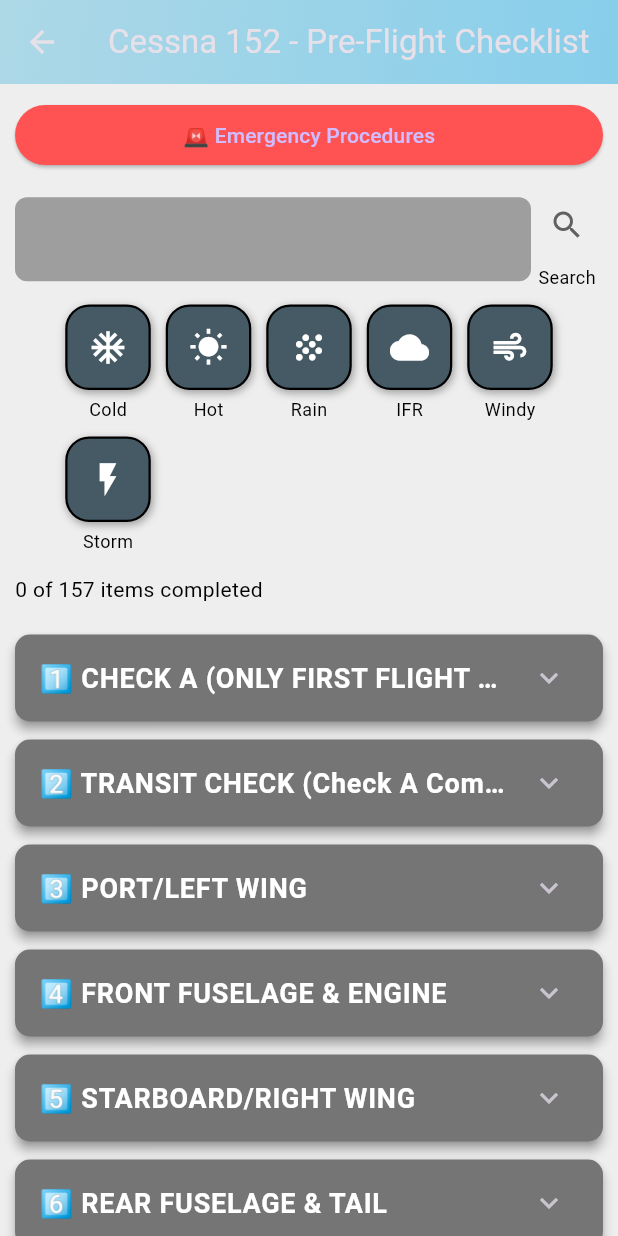
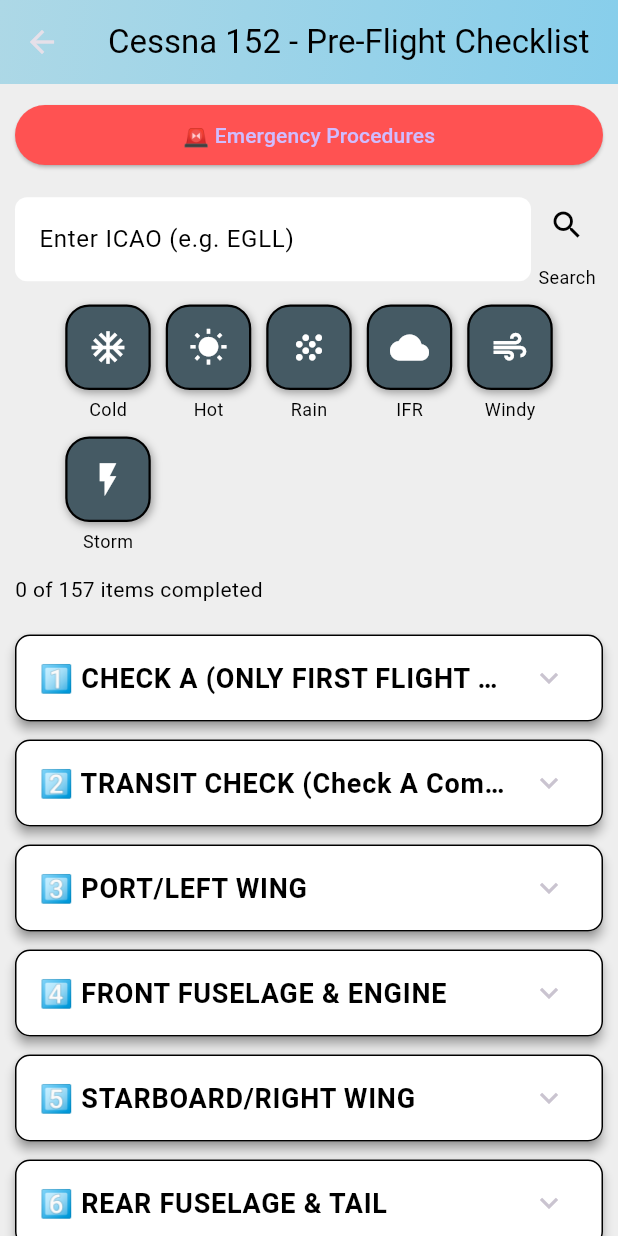
Before and after one commit to ThomasM173/flutter-checklist-app, a Flutter app: the Cessna152ChecklistScreen screen opened by its route, on a phone screen of 412 x 824 dp. Run offline on Flutter 3.47's test engine with Material 3 defaults, Android fonts, the phone set to English and light mode, and no system bars; our stand-ins replace open_file, pdf, shared_preferences; accounts and stored records are empty; network calls fail.

Commit message:
dc 16/07

```diff
--- a/lib/screens/aircraft_screens/cessna_152_emergency_screen.dart
+++ b/lib/screens/aircraft_screens/cessna_152_emergency_screen.dart
@@ -195,7 +195,7 @@ class _Cessna152EmergencyScreenState extends State<Cessna152EmergencyScreen> {
               style: TextStyle(color: Colors.white),
             ),
             style: ElevatedButton.styleFrom(
-              backgroundColor: Colors.orange,
+              backgroundColor: Colors.orange[400],
               padding: const EdgeInsets.symmetric(vertical: 12),
             ),
             onPressed: () {
--- a/lib/screens/checklist_screens/cessna_152_checklist.dart
+++ b/lib/screens/checklist_screens/cessna_152_checklist.dart
@@ -434,7 +434,10 @@ void toggleWeatherCondition(String key) {
     return Scaffold(
       backgroundColor: Colors.grey[200],
       appBar: AppBar(
-        title: Text("Cessna 152 - Pre-Flight Checklist"),
+        title: Text(
+          "Cessna 152 - Pre-Flight Checklist",
+          style: TextStyle(color: Colors.black), // Black title text
+        ),
         flexibleSpace: Container(
           decoration: const BoxDecoration(
             gradient: LinearGradient(
@@ -468,12 +471,12 @@ void toggleWeatherCondition(String key) {
               Expanded(
                 child: TextField(
                   controller: _airportController,
-                  style: TextStyle(color: Colors.white),
+                  style: TextStyle(color: Colors.black),
                   decoration: InputDecoration(
                     hintText: 'Enter ICAO (e.g. EGLL)',
-                    hintStyle: TextStyle(color: Colors.grey),
+                    hintStyle: TextStyle(color: Colors.black),
                     filled: true,
-                    fillColor: Colors.grey,
+                    fillColor: Colors.white,
                     border: OutlineInputBorder(
                         borderRadius: BorderRadius.circular(8),
                         borderSide: BorderSide.none),
@@ -483,7 +486,7 @@ void toggleWeatherCondition(String key) {
               Column(
                 children: [
                  IconButton(
-  icon: Icon(Icons.search, color: Colors.grey[700]),
+  icon: Icon(Icons.search, color: Colors.black),
   onPressed: () {
     // Optionally show a message
     ScaffoldMessenger.of(context).showSnackBar(
@@ -629,9 +632,12 @@ class ChecklistExpansionTile extends StatelessWidget {
       duration: Duration(milliseconds: 300),
       curve: Curves.easeInOut,
       child: Card(
-        color: Colors.grey[600],
+        color: Colors.white,
         margin: EdgeInsets.symmetric(vertical: 6),
-        shape: RoundedRectangleBorder(borderRadius: BorderRadius.circular(10)),
+        shape: RoundedRectangleBorder(
+          borderRadius: BorderRadius.circular(10),
+          side: BorderSide(color: Colors.black), // Black border
+        ),
         elevation: 3,
         shadowColor: Colors.grey[600],
         child: Theme(
@@ -644,7 +650,7 @@ class ChecklistExpansionTile extends StatelessWidget {
                   child: Text(
                     title,
                     style: TextStyle(
-                        color: Colors.white,
+                        color: Colors.black,
                         fontSize: 18,
                         fontWeight: FontWeight.bold),
                     overflow: TextOverflow.ellipsis,
```
